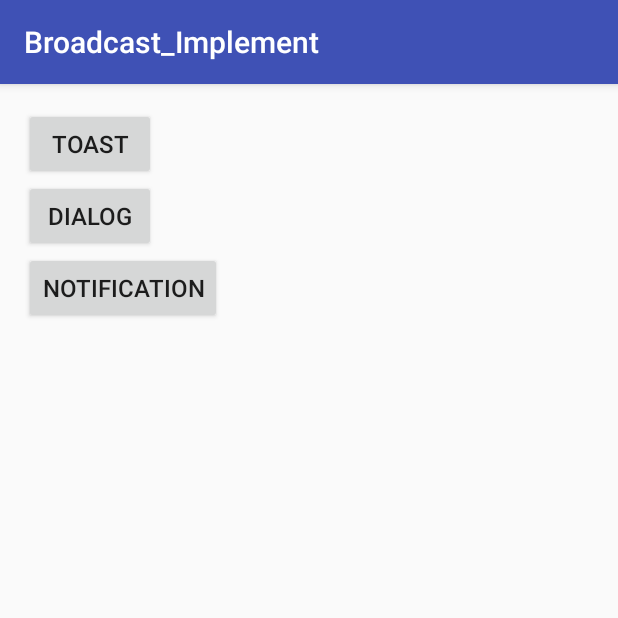
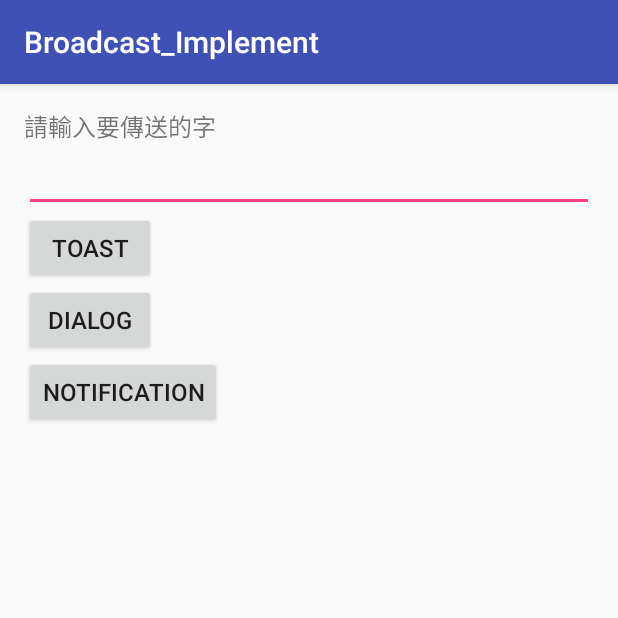
Before and after one commit to fishballLin/Android_practice, an Android app: the screen it shows after launch (MainActivity), on a phone screen of 412 x 824 dp, the top half of it. Run offline under Robolectric (Android 15) with nearby library versions, the phone set to English and light mode, and no system bars.

Commit message:
added Broadcast Sender

```diff
--- a/Broadcast_Implement/app/src/main/java/com/example/administrator/broadcast_implement/MainActivity.java
+++ b/Broadcast_Implement/app/src/main/java/com/example/administrator/broadcast_implement/MainActivity.java
@@ -1,13 +1,58 @@
 package com.example.administrator.broadcast_implement;
 
+import android.content.Intent;
 import android.support.v7.app.AppCompatActivity;
 import android.os.Bundle;
+import android.view.View;
+import android.widget.Button;
+import android.widget.EditText;
 
 public class MainActivity extends AppCompatActivity {
+
+    private Button bt_Toast;
+    private Button bt_Dialog;
+    private Button bt_Notification;
+    private EditText et_Input;
+    final static String KEY_MSG = "KEY_MSG";
 
     @Override
     protected void onCreate(Bundle savedInstanceState) {
         super.onCreate(savedInstanceState);
         setContentView(R.layout.activity_main);
+
+        bt_Toast = (Button)findViewById(R.id.toast);
+        bt_Dialog = (Button)findViewById(R.id.dialog);
+        bt_Notification = (Button)findViewById(R.id.notification);
+        et_Input = (EditText)findViewById(R.id.input);
+
+        bt_Toast.setOnClickListener(new View.OnClickListener() {
+            @Override
+            public void onClick(View v) {
+                Intent intent = new Intent();
+                intent.setAction("fishballLin.Toast");
+                intent.putExtra(KEY_MSG, et_Input.getText().toString());
+                sendBroadcast(intent);
+            }
+        });
+
+        bt_Dialog.setOnClickListener(new View.OnClickListener() {
+            @Override
+            public void onClick(View v) {
+                Intent intent = new Intent();
+                intent.setAction("fishballLin.Dialog");
+                intent.putExtra(KEY_MSG, et_Input.getText().toString());
+                sendBroadcast(intent);
+            }
+        });
+
+        bt_Notification.setOnClickListener(new View.OnClickListener() {
+            @Override
+            public void onClick(View v) {
+                Intent intent = new Intent();
+                intent.setAction("fishballLin.Notification");
+                intent.putExtra(KEY_MSG, et_Input.getText().toString());
+                sendBroadcast(intent);
+            }
+        });
     }
 }
--- a/Broadcast_Implement/app/src/main/res/layout/activity_main.xml
+++ b/Broadcast_Implement/app/src/main/res/layout/activity_main.xml
@@ -13,6 +13,17 @@
         android:layout_width="match_parent"
         android:layout_height="match_parent"
         android:orientation="vertical">
+
+        <TextView
+            android:layout_width="wrap_content"
+            android:layout_height="wrap_content"
+            android:text="請輸入要傳送的字"
+            android:textSize="16sp"/>
+
+        <EditText
+            android:layout_width="match_parent"
+            android:layout_height="wrap_content"
+            android:id="@+id/input"/>
 
         <Button
             android:layout_width="wrap_content"
```
